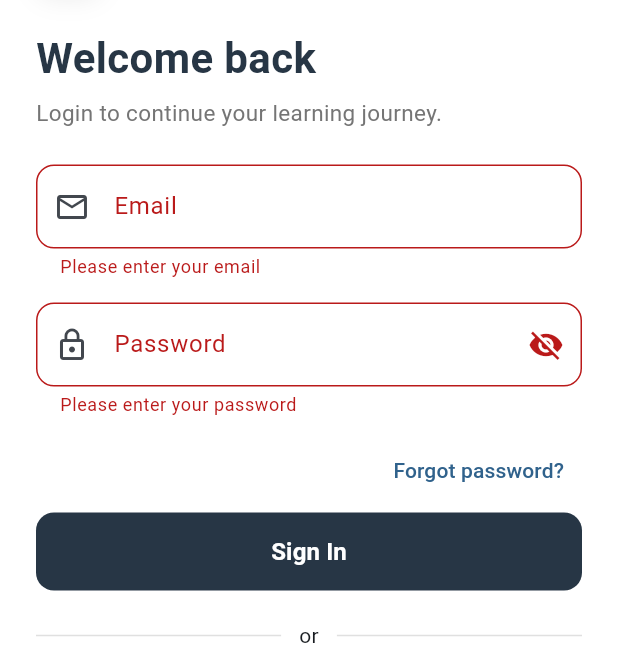
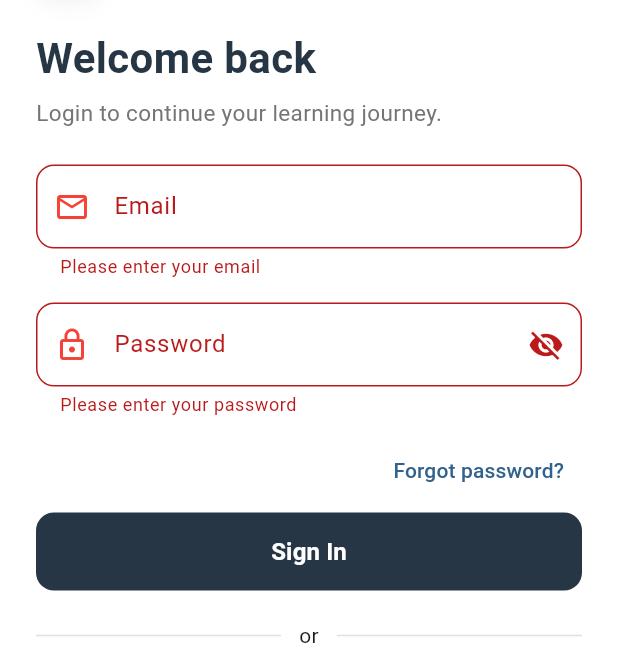
Before and after one commit to vyas60594/Campus_Learn, a Flutter app: the screen it shows after launch, after a tap on "Sign In", on a phone screen of 412 x 824 dp, the part 134-784 px from its top. Run offline on Flutter 3.47's test engine with Material 3 defaults, Android fonts, the phone set to English and light mode, and no system bars.

Commit message:
feat: Enhance login screen validation with real-time error feedback

```diff
--- a/lib/user_screens/login_screen.dart
+++ b/lib/user_screens/login_screen.dart
@@ -17,6 +17,31 @@ class _LoginScreenState extends State<LoginScreen> {
   final GlobalKey<FormState> _formKey = GlobalKey<FormState>();
 
   bool _obscurePassword = true;
+  bool _emailHasError = false;
+  bool _passwordHasError = false;
+
+  String? _validateEmail(String? value) {
+    final text = value?.trim() ?? '';
+    if (text.isEmpty) return 'Please enter your email';
+    if (!text.contains('@')) return 'Please enter a valid email';
+    return null;
+  }
+
+  String? _validatePassword(String? value) {
+    final text = value ?? '';
+    if (text.isEmpty) return 'Please enter your password';
+    if (text.length < 6) return 'Password must be at least 6 characters';
+    return null;
+  }
+
+  void _recomputeErrors() {
+    final emailError = _validateEmail(_emailController.text);
+    final passError = _validatePassword(_passwordController.text);
+    setState(() {
+      _emailHasError = emailError != null;
+      _passwordHasError = passError != null;
+    });
+  }
 
   @override
   void dispose() {
@@ -105,6 +130,7 @@ class _LoginScreenState extends State<LoginScreen> {
               const SizedBox(height: 24),
               Form(
                 key: _formKey,
+                autovalidateMode: AutovalidateMode.onUserInteraction,
                 child: Column(
                   children: [
                     TextFormField(
@@ -113,20 +139,16 @@ class _LoginScreenState extends State<LoginScreen> {
                       decoration: InputDecoration(
                         labelText: 'Email',
                         hintText: 'you@example.com',
-                        prefixIcon: const Icon(Icons.email_outlined),
+                        prefixIcon: Icon(
+                          Icons.email_outlined,
+                          color: _emailHasError ? Colors.red : null,
+                        ),
                         border: OutlineInputBorder(
                           borderRadius: BorderRadius.circular(12),
                         ),
                       ),
-                      validator: (value) {
-                        if (value == null || value.trim().isEmpty) {
-                          return 'Please enter your email';
-                        }
-                        if (!value.contains('@')) {
-                          return 'Please enter a valid email';
-                        }
-                        return null;
-                      },
+                      validator: (value) => _validateEmail(value),
+                      onChanged: (_) => _recomputeErrors(),
                     ),
                     const SizedBox(height: 16),
                     // Password field
@@ -135,7 +157,10 @@ class _LoginScreenState extends State<LoginScreen> {
                       obscureText: _obscurePassword,
                       decoration: InputDecoration(
                         labelText: 'Password',
-                        prefixIcon: const Icon(Icons.lock_outline),
+                        prefixIcon: Icon(
+                          Icons.lock_outline,
+                          color: _passwordHasError ? Colors.red : null,
+                        ),
                         border: OutlineInputBorder(
                           borderRadius: BorderRadius.circular(12),
                         ),
@@ -152,15 +177,8 @@ class _LoginScreenState extends State<LoginScreen> {
                           },
                         ),
                       ),
-                      validator: (value) {
-                        if (value == null || value.isEmpty) {
-                          return 'Please enter your password';
-                        }
-                        if (value.length < 6) {
-                          return 'Password must be at least 6 characters';
-                        }
-                        return null;
-                      },
+                      validator: (value) => _validatePassword(value),
+                      onChanged: (_) => _recomputeErrors(),
                     ),
                     const SizedBox(height: 12),
                     Align(
@@ -190,7 +208,9 @@ class _LoginScreenState extends State<LoginScreen> {
                           elevation: 0,
                         ),
                         onPressed: () {
-                          if (_formKey.currentState!.validate()) {
+                          final valid = _formKey.currentState!.validate();
+                          _recomputeErrors();
+                          if (valid) {
                             Navigator.of(context).pushReplacement(
                               PageRouteBuilder(
                                 transitionDuration:
```
